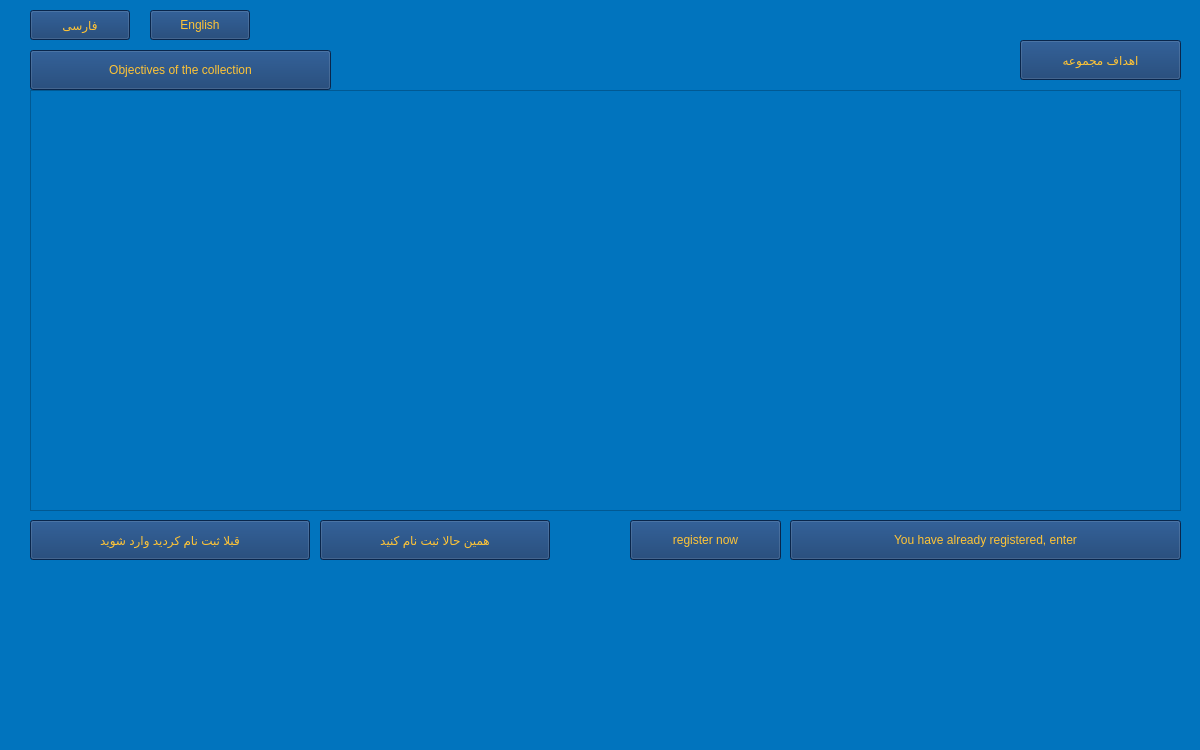
Old version of the form start3/main/welcome.ui in the repository mahan109910/linking-we.
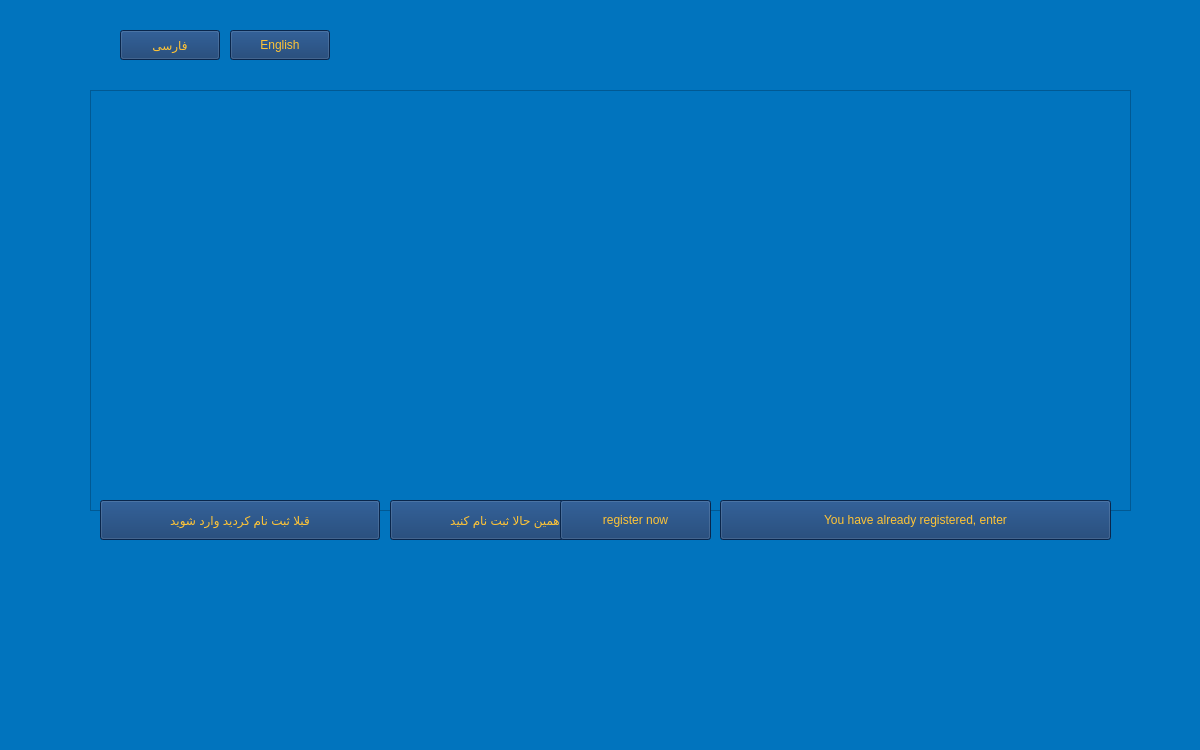
New version of the form.

The edit to the form file:
```diff
--- a/start3/main/welcome.ui
+++ b/start3/main/welcome.ui
@@ -33,9 +33,9 @@
    <widget class="QFrame" name="backgroundFrame">
     <property name="geometry">
      <rect>
-      <x>30</x>
+      <x>90</x>
       <y>90</y>
-      <width>1151</width>
+      <width>1041</width>
       <height>421</height>
      </rect>
     </property>
@@ -47,8 +47,8 @@
     </property>
     <property name="maximumSize">
      <size>
-      <width>1200</width>
-      <height>750</height>
+      <width>1400</width>
+      <height>900</height>
      </size>
     </property>
     <property name="styleSheet">
@@ -64,8 +64,8 @@
    <widget class="QPushButton" name="pushButton_Persian">
     <property name="geometry">
      <rect>
-      <x>30</x>
-      <y>10</y>
+      <x>120</x>
+      <y>30</y>
       <width>100</width>
       <height>30</height>
      </rect>
@@ -81,8 +81,8 @@
    <widget class="QPushButton" name="pushButton_English">
     <property name="geometry">
      <rect>
-      <x>150</x>
-      <y>10</y>
+      <x>230</x>
+      <y>30</y>
       <width>100</width>
       <height>30</height>
      </rect>
@@ -98,8 +98,8 @@
    <widget class="QPushButton" name="pushButton_P_Register">
     <property name="geometry">
      <rect>
-      <x>320</x>
-      <y>520</y>
+      <x>390</x>
+      <y>500</y>
       <width>230</width>
       <height>40</height>
      </rect>
@@ -116,8 +116,8 @@
    <widget class="QPushButton" name="pushButton_P_LonIn">
     <property name="geometry">
      <rect>
-      <x>30</x>
-      <y>520</y>
+      <x>100</x>
+      <y>500</y>
       <width>280</width>
       <height>40</height>
      </rect>
@@ -134,8 +134,8 @@
    <widget class="QPushButton" name="pushButton_E_Register">
     <property name="geometry">
      <rect>
-      <x>630</x>
-      <y>520</y>
+      <x>560</x>
+      <y>500</y>
       <width>151</width>
       <height>40</height>
      </rect>
@@ -152,8 +152,8 @@
    <widget class="QPushButton" name="pushButton_E_LonIn">
     <property name="geometry">
      <rect>
-      <x>790</x>
-      <y>520</y>
+      <x>720</x>
+      <y>500</y>
       <width>391</width>
       <height>40</height>
      </rect>
@@ -167,49 +167,6 @@
      <string>You have already registered, enter</string>
     </property>
    </widget>
-   <widget class="QPushButton" name="pushButton_P_Goals">
-    <property name="enabled">
-     <bool>true</bool>
-    </property>
-    <property name="geometry">
-     <rect>
-      <x>1020</x>
-      <y>40</y>
-      <width>161</width>
-      <height>40</height>
-     </rect>
-    </property>
-    <property name="styleSheet">
-     <string notr="true">font: 900 11pt &quot;Segoe UI Black&quot;;
-color: rgb(255, 196, 54);
-background-color: rgb(12, 53, 106);</string>
-    </property>
-    <property name="text">
-     <string>اهداف مجموعه</string>
-    </property>
-   </widget>
-   <widget class="QPushButton" name="pushButton_E_Goals">
-    <property name="enabled">
-     <bool>true</bool>
-    </property>
-    <property name="geometry">
-     <rect>
-      <x>30</x>
-      <y>50</y>
-      <width>301</width>
-      <height>40</height>
-     </rect>
-    </property>
-    <property name="styleSheet">
-     <string notr="true">font: 900 11pt &quot;Segoe UI Black&quot;;
-color: rgb(255, 196, 54);
-background-color: rgb(12, 53, 106);
-</string>
-    </property>
-    <property name="text">
-     <string>Objectives of the collection</string>
-    </property>
-   </widget>
   </widget>
   <widget class="QMenuBar" name="menubar">
    <property name="geometry">
```
Left out of the diff: 2 changed lines with no effect on the pictures.
